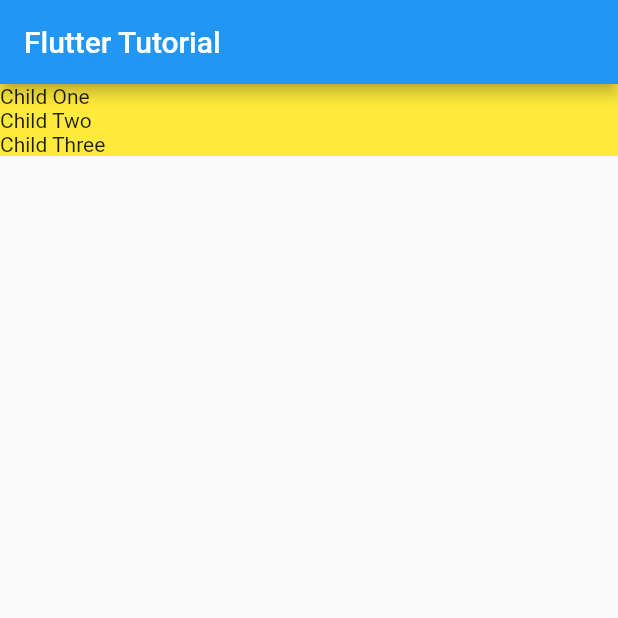
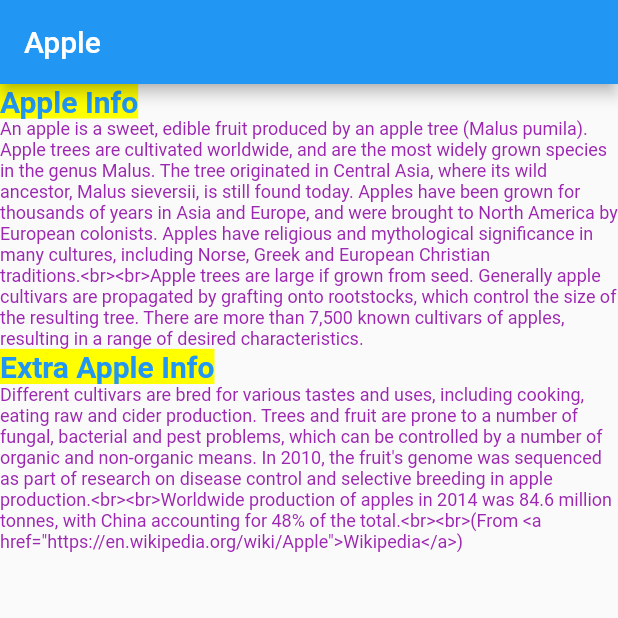
Before and after one commit to niranjk/fluttertutorial, a Flutter app: the screen it shows after launch, on a phone screen of 412 x 824 dp, the top half of it. Run offline on Flutter 3.47's test engine with Material 2 defaults, Android fonts, the phone set to English and light mode, and no system bars.

Commit message:
fluttertutorial - creating models and mock data and updating the view using the data

```diff
--- a/lib/main.dart
+++ b/lib/main.dart
@@ -1,6 +1,8 @@
 import 'package:flutter/cupertino.dart';
 import 'package:flutter/foundation.dart';
 import 'package:flutter/material.dart';
+import 'package:fluttertutorial/mocks/mock_plants.dart';
+import 'package:fluttertutorial/models/plant_model.dart';
 import 'package:fluttertutorial/my_stateless_widget.dart';
 
 ///
@@ -20,8 +22,9 @@ import 'package:fluttertutorial/my_stateless_widget.dart';
 /// 6. Run Console : Shows all the messages of app while running your app
 
 void main() {
-  runApp(const MaterialApp(
-    home: MyStateLessWidget()
+  final PlantModel plantModel = MockPlants.FetchAny();
+  runApp(MaterialApp(
+    home: MyStateLessWidget(plant: plantModel)
     ),
   );
 }
--- /dev/null
+++ b/lib/mocks/mock_plants.dart
@@ -0,0 +1,25 @@
+
+
+import 'package:fluttertutorial/models/plant_model.dart';
+import 'package:fluttertutorial/models/plants_facts.dart';
+
+class MockPlants extends PlantModel {
+  MockPlants(super.name, super.imageUrl, super.facts);
+
+  static PlantModel FetchAny(){
+    return PlantModel(
+        "Apple",
+        "https://upload.wikimedia.org/wikipedia/commons/5/55/Apple_orchard_in_Tasmania.jpg",
+        [
+          PlantFacts(
+              "Apple Info",
+            "An apple is a sweet, edible fruit produced by an apple tree (Malus pumila). Apple trees are cultivated worldwide, and are the most widely grown species in the genus Malus. The tree originated in Central Asia, where its wild ancestor, Malus sieversii, is still found today. Apples have been grown for thousands of years in Asia and Europe, and were brought to North America by European colonists. Apples have religious and mythological significance in many cultures, including Norse, Greek and European Christian traditions.<br><br>Apple trees are large if grown from seed. Generally apple cultivars are propagated by grafting onto rootstocks, which control the size of the resulting tree. There are more than 7,500 known cultivars of apples, resulting in a range of desired characteristics.",
+          ),
+          PlantFacts(
+              "Extra Apple Info",
+          "Different cultivars are bred for various tastes and uses, including cooking, eating raw and cider production. Trees and fruit are prone to a number of fungal, bacterial and pest problems, which can be controlled by a number of organic and non-organic means. In 2010, the fruit's genome was sequenced as part of research on disease control and selective breeding in apple production.<br><br>Worldwide production of apples in 2014 was 84.6 million tonnes, with China accounting for 48% of the total.<br><br>(From <a href=\"https://en.wikipedia.org/wiki/Apple\">Wikipedia</a>)"
+          )
+        ]
+    );
+  }
+}
--- /dev/null
+++ b/lib/models/plant_model.dart
@@ -0,0 +1,9 @@
+
+import 'plants_facts.dart';
+class PlantModel{
+  late final String name;
+  late final String imageUrl;
+  late final List<PlantFacts> facts;
+
+  PlantModel(this.name, this.imageUrl, this.facts);
+}
--- /dev/null
+++ b/lib/models/plants_facts.dart
@@ -0,0 +1,7 @@
+
+
+class PlantFacts{
+  late final String title;
+  late final String info;
+  PlantFacts(this.title, this.info);
+}
--- a/lib/my_stateless_widget.dart
+++ b/lib/my_stateless_widget.dart
@@ -1,29 +1,55 @@
 import 'package:flutter/material.dart';
+import 'package:fluttertutorial/models/plant_model.dart';
 
 class MyStateLessWidget extends StatelessWidget {
-  const MyStateLessWidget({Key? key}) : super(key: key);
+  final PlantModel plant;
+
+  const MyStateLessWidget({Key? key, required this.plant}) : super(key: key);
 
   @override
   Widget build(BuildContext context) {
     return Scaffold(
         appBar: AppBar(
-          title: const Text("Flutter Tutorial"),
+          title: Text(plant.name),
         ),
         body: Column(
           mainAxisAlignment: MainAxisAlignment.start,
           crossAxisAlignment: CrossAxisAlignment.stretch,
-          children: [
-           _section("Child One"),
-           _section("Child Two"),
-           _section("Child Three"),
-          ],
+          children: _renderInfo(plant),
         ));
   }
 
-  Widget _section(String title){
-    return  Container(
+  List<Widget> _renderInfo(PlantModel plantModel) {
+    var result = <Widget>[];
+    for (int i = 0; i < plantModel.facts.length; i++) {
+      result.add(_sectionTitle(plantModel.facts[i].title));
+      result.add(_sectionInfo(plantModel.facts[i].info));
+    }
+    return result;
+  }
+
+  Widget _sectionTitle(String text) {
+    return Text(
+      text,
+      style: const TextStyle(
+          color: Colors.blue,
+          fontSize: 20,
+          fontWeight: FontWeight.bold,
+          backgroundColor: Colors.yellowAccent),
+    );
+  }
+
+  Widget _sectionInfo(String info) {
+    return Text(
+      info,
+      style: const TextStyle(color: Colors.purple, fontSize: 12),
+    );
+  }
+
+  Widget _section(String title) {
+    return Container(
       decoration: const BoxDecoration(
-          color: Colors.yellow,
+        color: Colors.black12,
       ),
       child: Text(title),
     );
```
Also changed, not shown: 1 other file.
